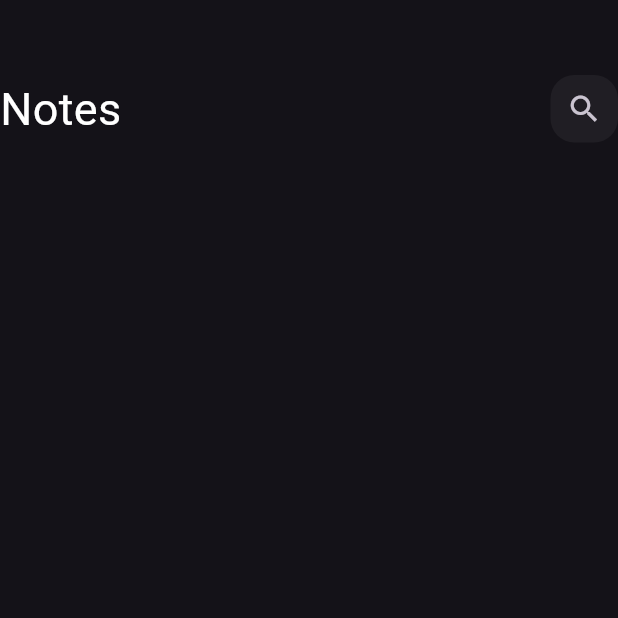
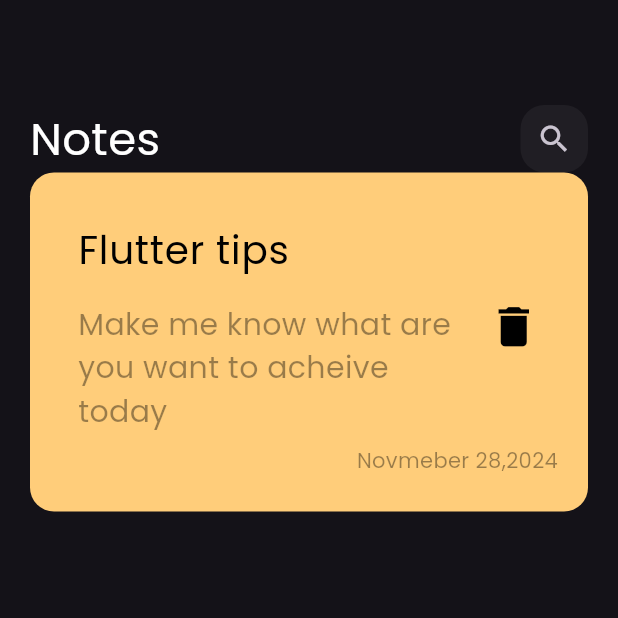
Before and after one commit to mohamedmostafa75/notesapp, a Flutter app: the screen it shows after launch, on a phone screen of 412 x 824 dp, the top half of it. Run offline on Flutter 3.47's test engine with Material 3 defaults, Android fonts, the phone set to English and light mode, and no system bars.

Commit message:
create custom note item

```diff
--- a/lib/main.dart
+++ b/lib/main.dart
@@ -12,7 +12,9 @@ class notesapp extends StatelessWidget {
   Widget build(BuildContext context) {
     return MaterialApp(
       debugShowCheckedModeBanner: false,
-      theme: ThemeData(brightness: Brightness.dark),
+      theme: ThemeData(
+          brightness: Brightness.dark,
+          fontFamily: "Poppins"),
       home: const HomeView(),
     );
   }
--- /dev/null
+++ b/lib/widgets/NotesItems.dart
@@ -0,0 +1,47 @@
+import 'package:flutter/material.dart';
+
+class Notesitems extends StatelessWidget {
+  const Notesitems({super.key});
+
+  @override
+  Widget build(BuildContext context) {
+    return Container(
+      padding: const EdgeInsets.only(top: 24, bottom: 24, left: 16),
+      decoration: BoxDecoration(
+        color: Color(0xffFFCD7A),
+        borderRadius: BorderRadius.circular(16),
+      ),
+      child: Column(
+        crossAxisAlignment: CrossAxisAlignment.end,
+        children: [
+          ListTile(
+            title: const Text(
+              "Flutter tips",
+              style: TextStyle(color: Colors.black, fontSize: 26),
+            ),
+            subtitle: Padding(
+              padding: const EdgeInsets.only(top: 16.0),
+              child: Text(
+                "Make me know what are you want to acheive today",
+                style:
+                    TextStyle(color: Colors.black.withOpacity(0.4), fontSize: 20),
+              ),
+            ),
+            trailing: IconButton(
+                onPressed: () {},
+                icon: Icon(
+                  size: 35,
+                  Icons.delete,
+                  color: Colors.black,
+                )),
+          ),
+          Padding(
+            padding: const EdgeInsets.only(right: 16.0),
+            child: Text("Novmeber 28,2024 ",
+                style: TextStyle(color: Colors.black.withOpacity(0.4))),
+          )
+        ],
+      ),
+    );
+  }
+}
--- a/lib/widgets/notesviewbody.dart
+++ b/lib/widgets/notesviewbody.dart
@@ -1,4 +1,5 @@
 import 'package:flutter/material.dart';
+import 'package:notes_app/widgets/NotesItems.dart';
 import 'package:notes_app/widgets/customppbar.dart';
 
 class Notesviewbody extends StatelessWidget {
@@ -6,13 +7,17 @@ class Notesviewbody extends StatelessWidget {
 
   @override
   Widget build(BuildContext context) {
-    return Column(
-      children: [
-        SizedBox(
-          height: 50,
-        ),
-        Customappbar()
-      ],
+    return Padding(
+      padding: const EdgeInsets.all(20),
+      child: Column(
+        children: [
+          SizedBox(
+            height: 50,
+          ),
+          Customappbar(),
+          Notesitems(),
+        ],
+      ),
     );
   }
 }
```
Also changed, not shown: pubspec.yaml (+5 -11 lines), assets/fonts/Poppins-Regular.ttf (added).
